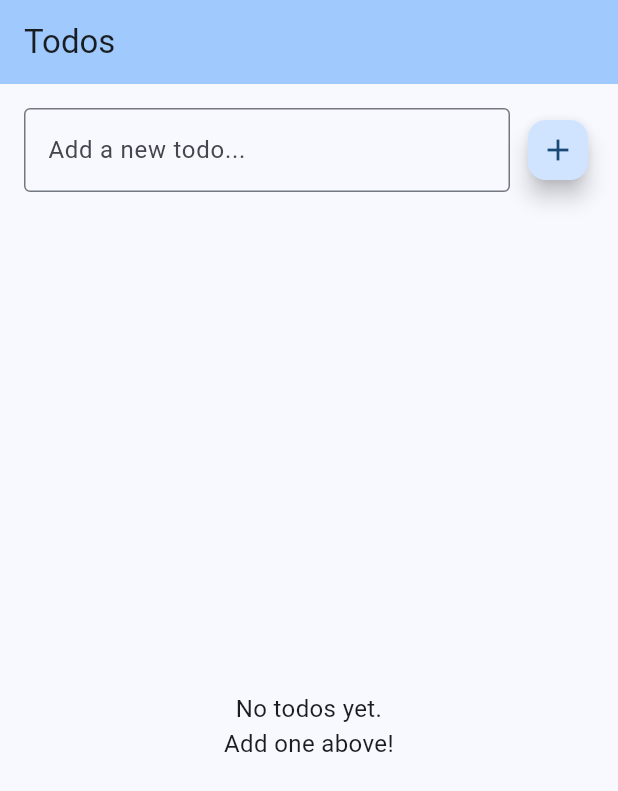
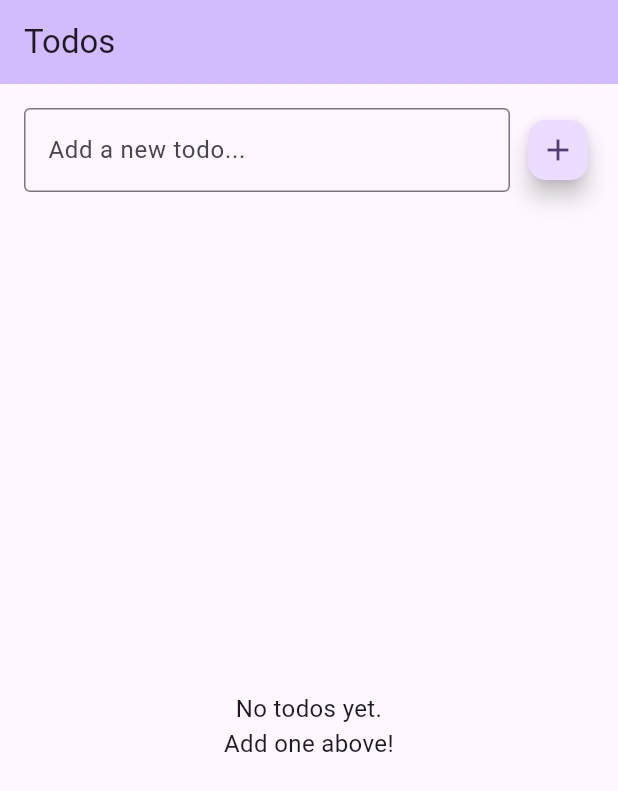
Before and after one commit to BirjuVachhani/material_todos, a Flutter app: the screen it shows after launch, on a phone screen of 412 x 824 dp. Shown: the top 791 px of the screen. Run offline on Flutter 3.47's test engine with Material 3 defaults, Android fonts, the light colour scheme and no system bars.

Commit message:
Use purple as the seed color for color scheme

```diff
--- a/lib/main.dart
+++ b/lib/main.dart
@@ -13,7 +13,7 @@ class MyApp extends StatelessWidget {
     return MaterialApp(
       title: 'Minimal Todos',
       theme: ThemeData(
-        colorScheme: ColorScheme.fromSeed(seedColor: Colors.blue),
+        colorScheme: ColorScheme.fromSeed(seedColor: Colors.deepPurple),
         useMaterial3: true,
       ),
       home: const TodosScreen(),
```
